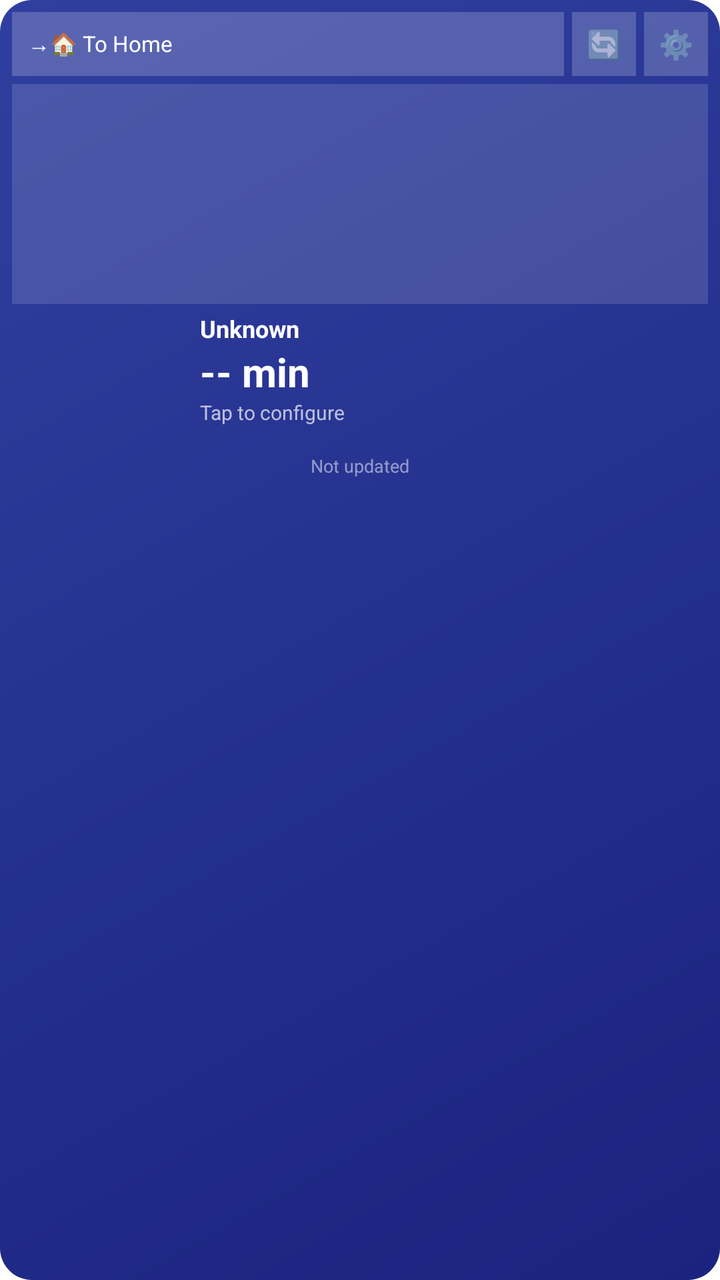
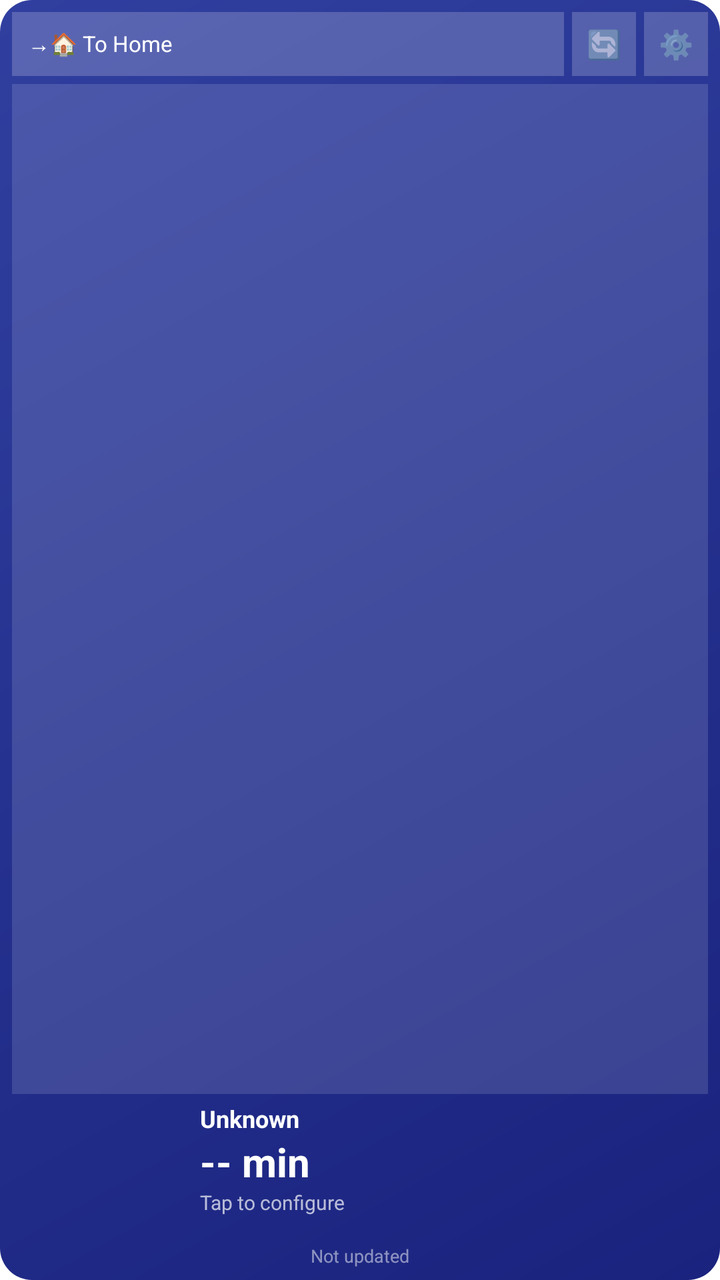

Screens rendered from an Android XML layout before and after an edit, with the pre-edit source and the edit as a unified diff.
<!-- AndroidManifest.xml: application theme Theme.TrafficWidget -->
<!-- res/layout/widget_traffic.xml -->
<?xml version="1.0" encoding="utf-8"?>
<LinearLayout xmlns:android="http://schemas.android.com/apk/res/android"
    android:layout_width="match_parent"
    android:layout_height="match_parent"
    android:orientation="vertical"
    android:padding="6dp"
    android:layoutDirection="ltr"
    android:background="@drawable/widget_background">

    
    <LinearLayout
        android:layout_width="match_parent"
        android:layout_height="32dp"
        android:orientation="horizontal"
        android:gravity="center_vertical"
        android:layout_marginBottom="4dp">

        <TextView
            android:id="@+id/directionButton"
            android:layout_width="0dp"
            android:layout_height="match_parent"
            android:layout_weight="1"
            android:text="→🏠 To Home"
            android:textSize="11sp"
            android:textColor="#FFFFFF"
            android:gravity="center_vertical"
            android:background="#33FFFFFF"
            android:paddingStart="8dp"
            android:paddingEnd="8dp"
            android:layout_marginEnd="4dp" />

        <TextView
            android:id="@+id/refreshButton"
            android:layout_width="32dp"
            android:layout_height="match_parent"
            android:text="🔄"
            android:textSize="14sp"
            android:gravity="center"
            android:background="#33FFFFFF"
            android:layout_marginEnd="4dp" />

        <TextView
            android:id="@+id/settingsButton"
            android:layout_width="32dp"
            android:layout_height="match_parent"
            android:text="⚙️"
            android:textSize="14sp"
            android:gravity="center"
            android:background="#33FFFFFF" />

    </LinearLayout>

    
    <ImageView
        android:id="@+id/mapImage"
        android:layout_width="match_parent"
        android:layout_height="110dp"
        android:scaleType="centerCrop"
        android:background="#22FFFFFF"
        android:layout_marginBottom="4dp" />

    
    <LinearLayout
        android:id="@+id/gaugeContainer"
        android:layout_width="match_parent"
        android:layout_height="wrap_content"
        android:orientation="horizontal"
        android:gravity="center_vertical">

        
        <ImageView
            android:id="@+id/gaugeImage"
            android:layout_width="90dp"
            android:layout_height="58dp"
            android:scaleType="fitCenter" />

        
        <LinearLayout
            android:layout_width="0dp"
            android:layout_height="wrap_content"
            android:layout_weight="1"
            android:orientation="vertical"
            android:paddingStart="4dp">

            <TextView
                android:id="@+id/statusLabel"
                android:layout_width="wrap_content"
                android:layout_height="wrap_content"
                android:text="Unknown"
                android:textSize="12sp"
                android:textColor="#FFFFFF"
                android:textStyle="bold" />

            <TextView
                android:id="@+id/travelTime"
                android:layout_width="wrap_content"
                android:layout_height="wrap_content"
                android:text="-- min"
                android:textSize="20sp"
                android:textColor="#FFFFFF"
                android:textStyle="bold" />

            <TextView
                android:id="@+id/delayInfo"
                android:layout_width="match_parent"
                android:layout_height="wrap_content"
                android:text="Tap to configure"
                android:textSize="10sp"
                android:textColor="#B0FFFFFF"
                android:maxLines="1"
                android:ellipsize="end" />

            <TextView
                android:id="@+id/altRouteInfo"
                android:layout_width="match_parent"
                android:layout_height="wrap_content"
                android:text=""
                android:textSize="10sp"
                android:textColor="#80FFFFFF"
                android:maxLines="1"
                android:ellipsize="end" />

        </LinearLayout>

    </LinearLayout>

    
    <TextView
        android:id="@+id/lastUpdate"
        android:layout_width="match_parent"
        android:layout_height="wrap_content"
        android:text="Not updated"
        android:textSize="9sp"
        android:textColor="#80FFFFFF"
        android:gravity="center" />

</LinearLayout>
<!-- resources referenced by this layout -->
<resources>
  <!-- drawable widget_background (drawable) -->
  <?xml version="1.0" encoding="utf-8"?>
  <shape xmlns:android="http://schemas.android.com/apk/res/android"
      android:shape="rectangle">
      <corners android:radius="16dp" />
      <gradient
          android:angle="135"
          android:startColor="#1A237E"
          android:endColor="#303F9F"
          android:type="linear" />
  </shape>
  <style name="Theme.TrafficWidget" parent="Theme.MaterialComponents.DayNight.DarkActionBar">
          <item name="colorPrimary">#1A237E</item>
          <item name="colorPrimaryVariant">#000051</item>
          <item name="colorOnPrimary">#FFFFFF</item>
          <item name="colorSecondary">#4CAF50</item>
          <item name="colorSecondaryVariant">#087f23</item>
          <item name="colorOnSecondary">#000000</item>
      </style>
</resources>

<!-- the commit's change to res/layout/widget_traffic.xml (unified diff, before → after) -->
@@ -54,7 +54,9 @@
     <ImageView
         android:id="@+id/mapImage"
         android:layout_width="match_parent"
-        android:layout_height="110dp"
+        android:layout_height="0dp"
+        android:layout_weight="1"
+        android:minHeight="220dp"
         android:scaleType="centerCrop"
         android:background="#22FFFFFF"
         android:layout_marginBottom="4dp" />
